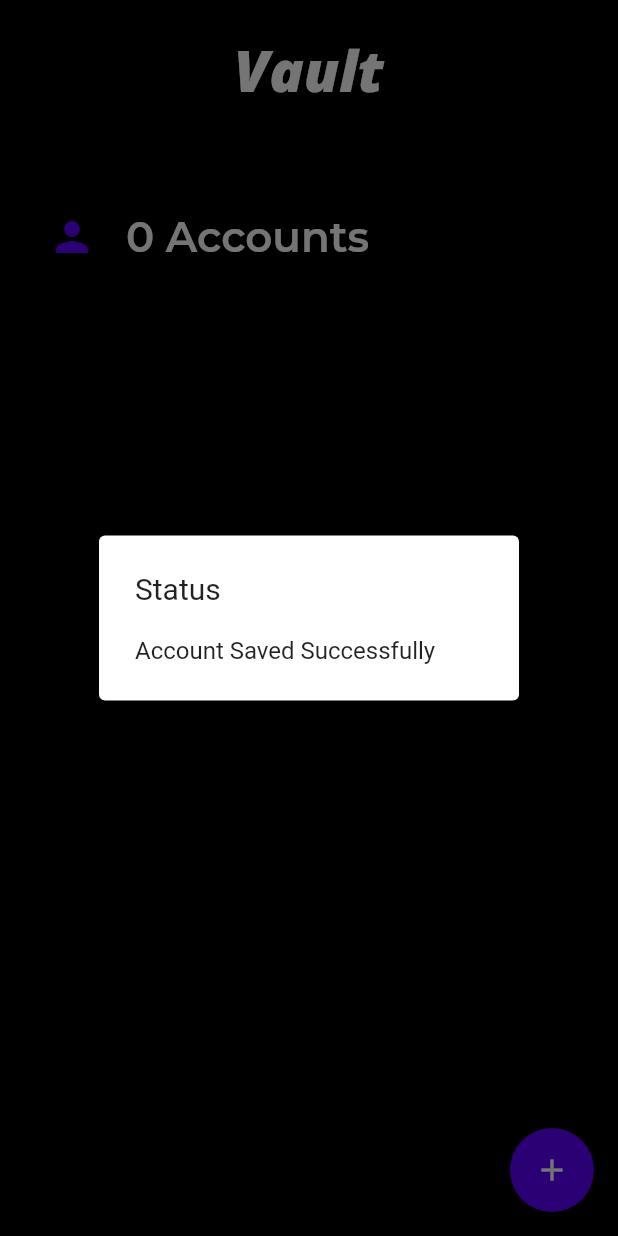
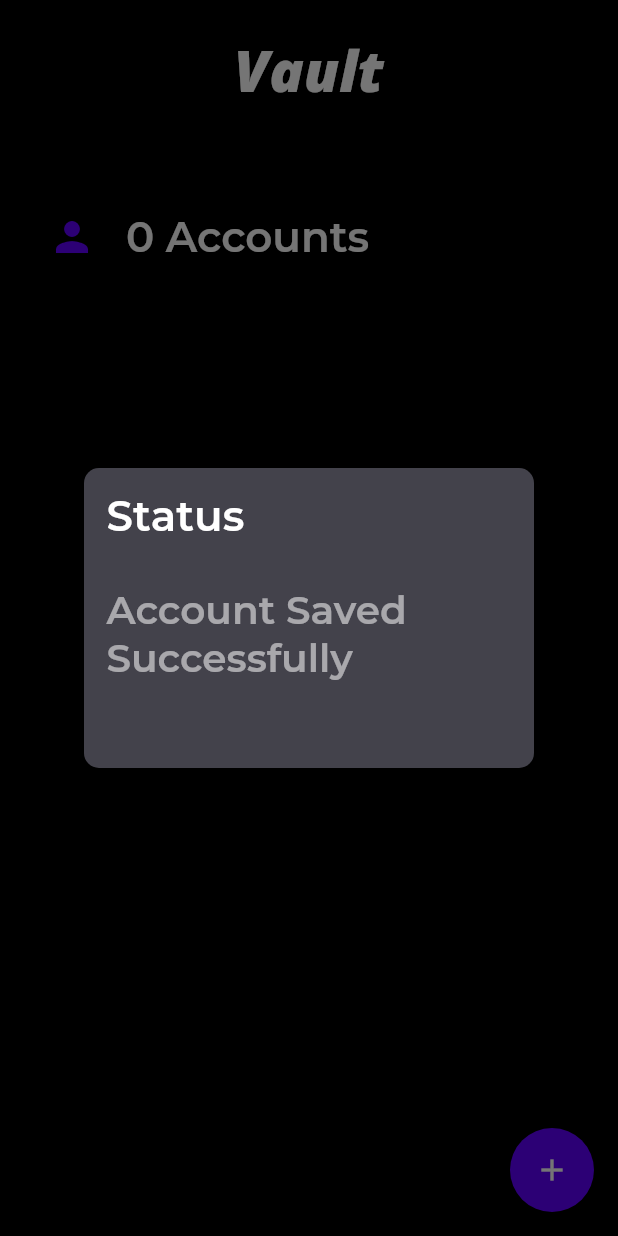
Before and after one commit to AkashSDas/Vault, a Flutter app: the AccountDetailsScreen screen opened by its route, after a tap on "Save", on a phone screen of 412 x 824 dp. Run offline on Flutter 3.47's test engine with Material 2 defaults, Android fonts, the phone set to English and light mode, and no system bars; our stand-ins replace flutter_spinkit, flutter_staggered_animations, sqflite; accounts and stored records are empty.

Commit message:
🍕 change AlertDialog widget's style

```diff
--- a/lib/shared/AlertDialog.dart
+++ b/lib/shared/AlertDialog.dart
@@ -1,9 +1,36 @@
 import 'package:flutter/material.dart';
 
+import '../styles/theme.dart';
+
 void showAlertDialog(BuildContext context, String title, String message) {
-  AlertDialog alertDialog = AlertDialog(
-    title: Text(title),
-    content: Text(message),
+  // AlertDialog alertDialog = AlertDialog(
+  //   title: Text(title),
+  //   content: Text(message),
+  // );
+
+  Dialog alertDialog = Dialog(
+    backgroundColor: bgSecondary,
+    shape: RoundedRectangleBorder(
+      borderRadius: BorderRadius.circular(10.0),
+    ),
+    child: Container(
+      height: 200.0,
+      width: 300.0,
+      child: Column(
+        mainAxisAlignment: MainAxisAlignment.start,
+        crossAxisAlignment: CrossAxisAlignment.start,
+        children: <Widget>[
+          Padding(
+            padding: EdgeInsets.all(15.0),
+            child: Text(title, style: h2),
+          ),
+          Padding(
+            padding: EdgeInsets.all(15.0),
+            child: Text(message, style: h4),
+          ),
+        ],
+      ),
+    ),
   );
   showDialog(context: context, builder: (_) => alertDialog);
 }
```
